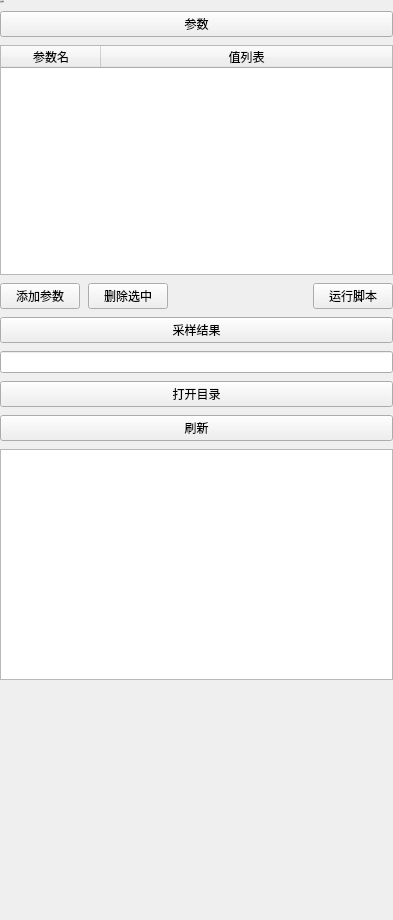
This is plugins/Base_SurrogateModel/OrthogonalSampling.ui in asd977/base_cae as Qt 5 draws it before an edit. The edited form follows.
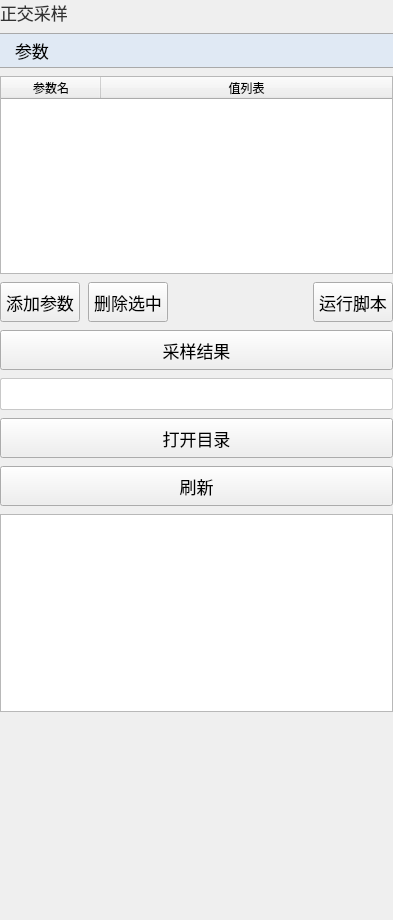
This is the edited form. Icons and pictures are not drawn.

Commit message: style: use existing arrow assets and remove custom svg files

Patch:
```diff
--- a/plugins/Base_SurrogateModel/OrthogonalSampling.ui
+++ b/plugins/Base_SurrogateModel/OrthogonalSampling.ui
@@ -13,6 +13,104 @@
   <property name="windowTitle">
    <string>Orthogonal Sampling</string>
   </property>
+  <property name="styleSheet">
+   <string notr="true">QWidget{
+font-family: &quot;Microsoft YaHei&quot;, &quot;微软雅黑&quot;;
+}
+QPushButton {
+    font-size: 17px;
+    min-height: 32px;
+}
+QPushButton#pushButton {
+    background-color: rgb(224, 233, 244);
+    border-width: 1px;
+    border-color: rgb(121, 121, 121);
+    border-style: solid;
+    min-height: 33px;
+    border-top: 1px solid rgb(169, 169, 169);
+    border-bottom: 1px solid rgb(169, 169, 169);
+    border-left: none;
+    border-right: none;
+    text-align: left;
+    padding-left: 15px;
+    font-size: 17px;
+}
+QLabel {
+    font-size: 17px;
+    color: rgb(51, 51, 51);
+}
+QLabel#pageNameLabel {
+    font-size: 20px;
+    padding-left: 9px;
+    color: rgb(53, 103, 147);
+}
+QLineEdit, QTextEdit, QPlainTextEdit, QSpinBox, QDoubleSpinBox, QDateTimeEdit {
+    border: 1px solid rgb(200, 200, 200);
+    border-radius: 2px;
+    font-size: 17px;
+    min-height: 30px;
+}
+QLineEdit:focus, QTextEdit:focus, QPlainTextEdit:focus,
+QSpinBox:focus, QDoubleSpinBox:focus, QDateTimeEdit:focus {
+    border-color: rgb(100, 100, 255);
+    outline: none;
+}
+QComboBox {
+    font-size: 17px;
+    color: rgb(51, 51, 51);
+    padding-left: 6px;
+    background: rgb(240, 240, 240);
+    border: 1px solid rgb(169, 169, 169);
+    border-radius: 3px;
+    min-height: 30px;
+}
+QComboBox::drop-down {
+    subcontrol-origin: padding;
+    subcontrol-position: top right;
+    width: 20px;
+    background: rgb(240, 240, 240);
+    border-left: 1px solid rgb(190, 190, 190);
+}
+QComboBox::down-arrow {
+    image: url(:/resources/down_arrow.png);
+    width: 12px;
+    height: 12px;
+}
+QSpinBox::up-button, QDoubleSpinBox::up-button {
+    subcontrol-origin: border;
+    subcontrol-position: top right;
+    width: 18px;
+    border-left: 1px solid rgb(190, 190, 190);
+    border-bottom: 1px solid rgb(210, 210, 210);
+    background: rgb(240, 240, 240);
+}
+QSpinBox::down-button, QDoubleSpinBox::down-button {
+    subcontrol-origin: border;
+    subcontrol-position: bottom right;
+    width: 18px;
+    border-left: 1px solid rgb(190, 190, 190);
+    background: rgb(240, 240, 240);
+}
+QSpinBox::up-arrow, QDoubleSpinBox::up-arrow {
+    image: url(:/resources/up_arrow.png);
+    width: 10px;
+    height: 10px;
+}
+QSpinBox::down-arrow, QDoubleSpinBox::down-arrow {
+    image: url(:/resources/down_arrow.png);
+    width: 10px;
+    height: 10px;
+}
+QRadioButton, QCheckBox, QGroupBox {
+    font-size: 17px;
+}
+QTableWidget, QTreeWidget, QListWidget {
+    font-size: 16px;
+    gridline-color: rgb(210, 210, 210);
+}
+
+</string>
+  </property>
   <layout class="QVBoxLayout" name="root" stretch="0,0,0,0,0,0,0,0,0,0">
    <property name="spacing">
     <number>8</number>
```
The commit also changes 42 other files.
